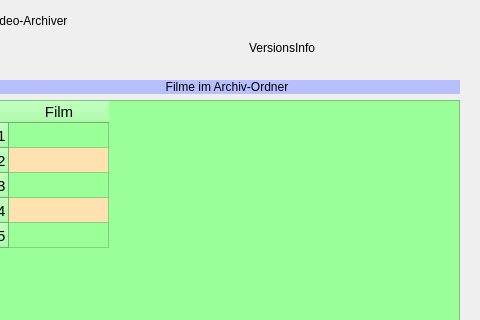
Above: VidArchiverUI.ui from ruegi/VidArchiver before the change; both pictures show x 961 to 1441 and y 0 to 320 of the 1441 by 827 pixel window. Below: the same form after it.
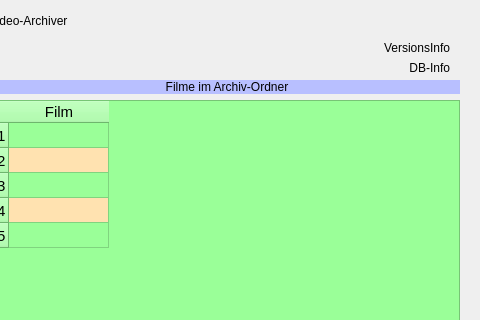
That is the form after the change. Icons and pictures are not drawn.

Patch:
```diff
--- a/VidArchiverUI.ui
+++ b/VidArchiverUI.ui
@@ -618,7 +618,7 @@
    <widget class="QLabel" name="lbl_version">
     <property name="geometry">
      <rect>
-      <x>1210</x>
+      <x>1250</x>
       <y>40</y>
       <width>161</width>
       <height>16</height>
@@ -627,6 +627,9 @@
     <property name="text">
      <string>VersionsInfo</string>
     </property>
+    <property name="alignment">
+     <set>Qt::AlignRight|Qt::AlignTrailing|Qt::AlignVCenter</set>
+    </property>
    </widget>
    <widget class="QLabel" name="label">
     <property name="geometry">
@@ -641,6 +644,22 @@
      <string>&lt;---  technische Info: F2   ---&gt;</string>
     </property>
    </widget>
+   <widget class="QLabel" name="lbl_db">
+    <property name="geometry">
+     <rect>
+      <x>1250</x>
+      <y>60</y>
+      <width>161</width>
+      <height>16</height>
+     </rect>
+    </property>
+    <property name="text">
+     <string>DB-Info</string>
+    </property>
+    <property name="alignment">
+     <set>Qt::AlignRight|Qt::AlignTrailing|Qt::AlignVCenter</set>
+    </property>
+   </widget>
   </widget>
   <widget class="QMenuBar" name="menubar">
    <property name="geometry">
```
